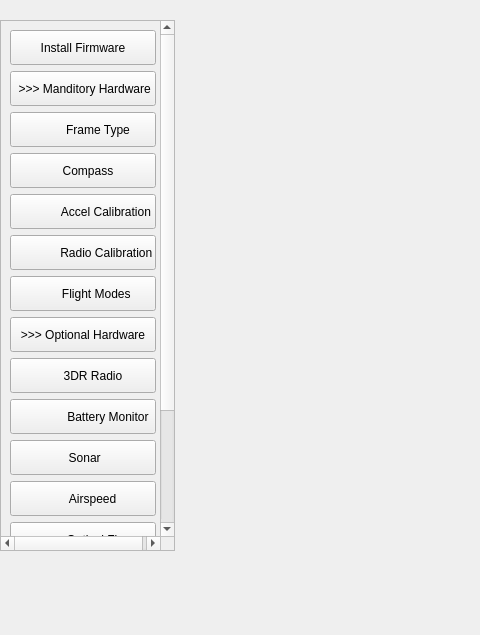
Old version of the form src/ui/configuration/ApmHardwareConfig.ui in the repository mavlink/qgroundcontrol; both pictures show x 0 to 480 and y 0 to 635 of the 1225 by 827 pixel window.
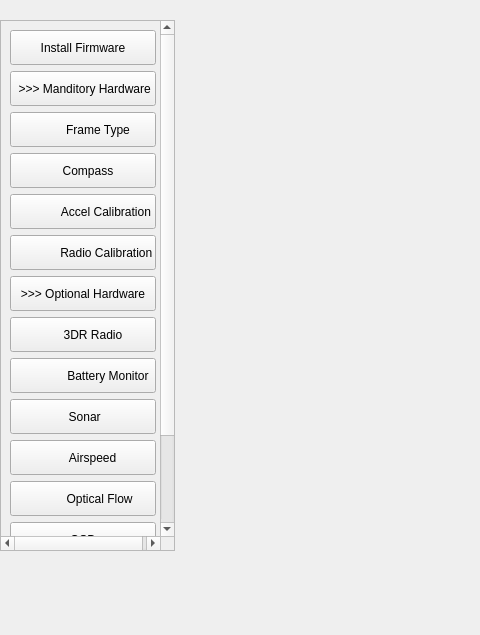
New version of the form.

```diff
--- a/src/ui/configuration/ApmHardwareConfig.ui
+++ b/src/ui/configuration/ApmHardwareConfig.ui
@@ -43,7 +43,7 @@
       <x>0</x>
       <y>0</y>
       <width>156</width>
-      <height>676</height>
+      <height>635</height>
      </rect>
     </property>
     <layout class="QVBoxLayout" name="verticalLayout_12">
@@ -154,22 +154,6 @@
          </property>
         </widget>
        </item>
-       <item>
-        <widget class="QPushButton" name="flightModesButton">
-         <property name="minimumSize">
-          <size>
-           <width>0</width>
-           <height>35</height>
-          </size>
-         </property>
-         <property name="text">
-          <string>        Flight Modes</string>
-         </property>
-         <property name="checkable">
-          <bool>false</bool>
-         </property>
-        </widget>
-       </item>
        <item>
         <widget class="QPushButton" name="optionalHardwareButton">
          <property name="minimumSize">
```
